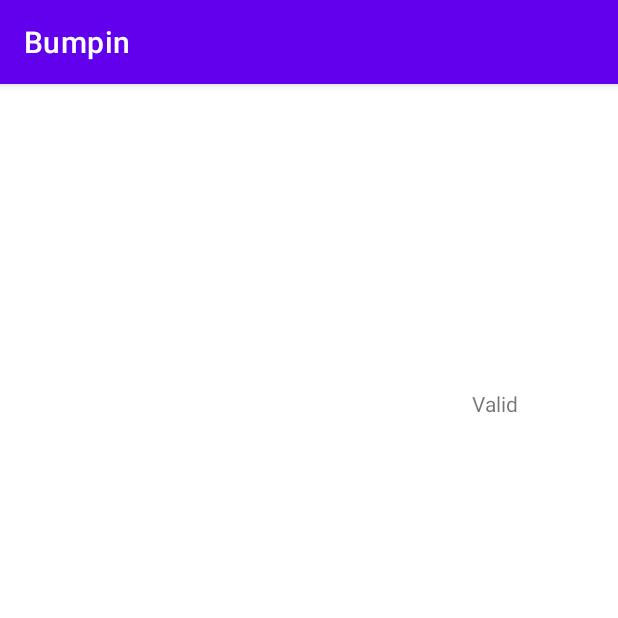
After one commit to seungkukim/Bumpin, an Android app: the registerValidPostActivity screen opened directly, with no data from a screen before it, on a phone screen of 412 x 824 dp, the top half of it. The commit adds this screen. Run offline under Robolectric (Android 15) with nearby library versions, the phone set to English and light mode, and no system bars.

Commit message:
feat: register account

```diff
--- a/app/build.gradle
+++ b/app/build.gradle
@@ -42,4 +42,10 @@ dependencies {
     androidTestImplementation 'androidx.test.ext:junit:1.1.3'
     androidTestImplementation 'androidx.test.espresso:espresso-core:3.4.0'
     implementation "com.kakao.sdk:v2-user:2.4.2"
+
+    //Retrofit
+    implementation 'com.squareup.retrofit2:retrofit:2.9.0'
+    // JSON Parsing
+    implementation 'com.squareup.retrofit2:converter-gson:2.9.0'
+    implementation 'com.google.code.gson:gson:2.8.8'
 }
--- /dev/null
+++ b/app/src/main/java/com/example/bumpin/AccountService/ApiService.java
@@ -0,0 +1,29 @@
+package com.example.bumpin.AccountService;
+
+import android.content.res.Resources;
+
+import com.example.bumpin.R;
+
+import okhttp3.ResponseBody;
+import retrofit2.Call;
+import retrofit2.http.Body;
+import retrofit2.http.GET;
+import retrofit2.http.POST;
+import retrofit2.http.Query;
+
+public interface ApiService {
+    public static final String API_URL = ("http://179d-143-248-229-141.ngrok.io").concat("/");
+
+    @POST("login")
+    Call<Integer> login(@Query("format") String json, @Body json_Account json_account);
+
+    @POST("login/")
+    Call<json_pk> register(@Query("format") String json, @Body json_Account json_account);
+
+
+    @POST("account/")
+    Call<Integer> addMap(@Query("format") String json, @Body json_Trip json_trip);
+
+    @POST("validate/")
+    Call<Integer> validate(@Query("format") String json, @Body json_Account json_account);
+}
--- /dev/null
+++ b/app/src/main/java/com/example/bumpin/AccountService/json_Account.java
@@ -0,0 +1,14 @@
+package com.example.bumpin.AccountService;
+import com.google.gson.annotations.SerializedName;
+
+public class json_Account {
+    @SerializedName("userName")
+    public String userName;
+    @SerializedName("passWord")
+    public String passWord;
+
+    public json_Account(String userName, String passWord){
+        this.userName = userName;
+        this.passWord = passWord;
+    }
+}
--- /dev/null
+++ b/app/src/main/java/com/example/bumpin/AccountService/registerValidPostActivity.java
@@ -0,0 +1,60 @@
+package com.example.bumpin.AccountService;
+
+import androidx.appcompat.app.AppCompatActivity;
+
+import android.content.res.Resources;
+import android.os.Bundle;
+import android.util.Log;
+import android.widget.EditText;
+import android.widget.Toast;
+
+import com.example.bumpin.R;
+
+import retrofit2.Call;
+import retrofit2.Callback;
+import retrofit2.Response;
+import retrofit2.Retrofit;
+import retrofit2.converter.gson.GsonConverterFactory;
+
+public class registerValidPostActivity extends AppCompatActivity {
+    private Retrofit retrofit;
+    private ApiService apiService;
+    private String str_id, str_pwd;
+    private Call<Integer> int_call;
+    @Override
+    protected void onCreate(Bundle savedInstanceState) {
+        super.onCreate(savedInstanceState);
+        setContentView(R.layout.activity_register_valid_post);
+
+        str_id = getIntent().getStringExtra("id");
+        str_pwd = getIntent().getStringExtra("pwd");
+        Log.e("str, pwd passed", "str_id");
+        retrofit = new Retrofit
+                .Builder()
+                .baseUrl(ApiService.API_URL)
+                .addConverterFactory(GsonConverterFactory.create())
+                .build();
+
+        apiService = retrofit.create(ApiService.class);
+        json_Account json_account = new json_Account(str_id, str_pwd);
+        int_call = apiService.validate("json", json_account);
+        int_call.enqueue(new Callback<Integer>() {
+            @Override
+            public void onResponse(Call<Integer> call, Response<Integer> response) {
+                if(response.isSuccessful()){
+                    Log.e("valid post", response.body().toString());
+                }
+                else{
+                    Toast.makeText(getApplicationContext(), "error= "+ String.valueOf(response.code()),
+                            Toast.LENGTH_LONG).show();
+                    Log.e("valid post",  String.valueOf(response.code()));
+                }
+            }
+
+            @Override
+            public void onFailure(Call<Integer> call, Throwable t) {
+                Log.e("valid post", t.getMessage());
+            }
+        });
+    }
+}
--- /dev/null
+++ b/app/src/main/res/layout/activity_register_valid_post.xml
@@ -0,0 +1,20 @@
+<?xml version="1.0" encoding="utf-8"?>
+<androidx.constraintlayout.widget.ConstraintLayout xmlns:android="http://schemas.android.com/apk/res/android"
+    xmlns:app="http://schemas.android.com/apk/res-auto"
+    xmlns:tools="http://schemas.android.com/tools"
+    android:layout_width="match_parent"
+    android:layout_height="match_parent"
+    tools:context=".AccountService.registerValidPostActivity">
+
+    <TextView
+        android:id="@+id/textView2"
+        android:layout_width="wrap_content"
+        android:layout_height="wrap_content"
+        android:layout_marginStart="313dp"
+        android:layout_marginTop="203dp"
+        android:layout_marginEnd="66dp"
+        android:text="Valid"
+        app:layout_constraintEnd_toEndOf="parent"
+        app:layout_constraintStart_toStartOf="parent"
+        app:layout_constraintTop_toTopOf="parent" />
+</androidx.constraintlayout.widget.ConstraintLayout>
--- a/app/src/main/res/values/strings.xml
+++ b/app/src/main/res/values/strings.xml
@@ -1,3 +1,4 @@
 <resources>
     <string name="app_name">Bumpin</string>
+    <string name="ARI_URL">"http://df10-143-248-229-141.ngrok.io"</string>
 </resources>
```
Also changed, not shown: app/src/main/AndroidManifest.xml (+19 -11 lines), app/src/main/java/com/example/bumpin/AccountService/RetrofitClient.java (added, +23 -0 lines), app/src/main/java/com/example/bumpin/AccountService/json_Trip.java (added, +25 -0 lines), app/src/main/java/com/example/bumpin/AccountService/json_pk.java (added, +17 -0 lines), app/src/main/java/com/example/bumpin/AccountService/registerPostActivity.java (added, +63 -0 lines), app/src/main/java/com/example/bumpin/AccountService/tripPostActivity.java (added, +67 -0 lines), app/src/main/java/com/example/bumpin/MapsActivity.java (+9 -0 lines), app/src/main/java/com/example/bumpin/RegisterActivity.java (+44 -2 lines), app/src/main/res/layout/activity_register_post.xml (added, +9 -0 lines), app/src/main/res/layout/activity_trip_post.xml (added, +9 -0 lines).
